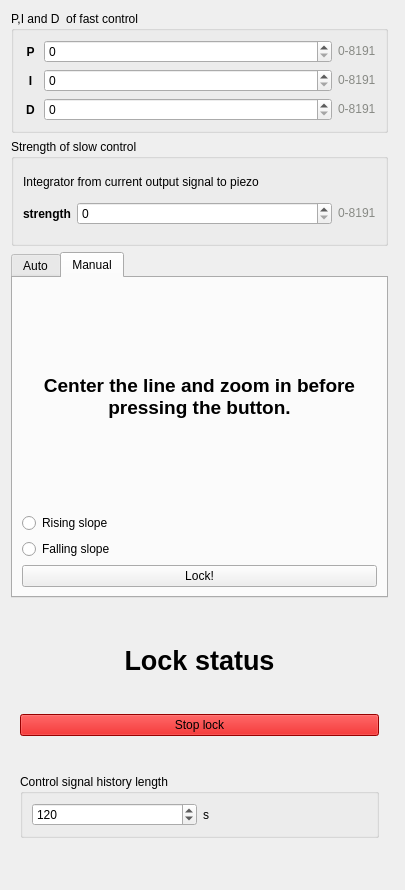
Old version of the form linien/client/ui/locking_panel.ui in the repository linien-org/linien.
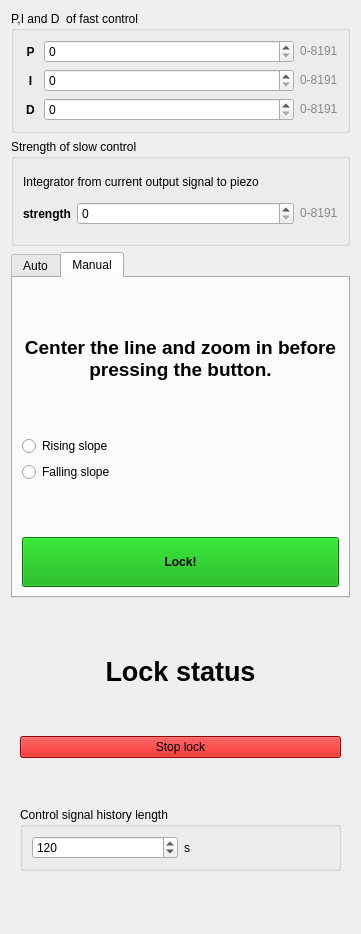
New version of the form. The open tabs and pages were chosen to show the change. Custom widgets are drawn as their Qt base class.

```diff
--- a/linien/client/ui/locking_panel.ui
+++ b/linien/client/ui/locking_panel.ui
@@ -6,8 +6,8 @@
    <rect>
     <x>0</x>
     <y>0</y>
-    <width>405</width>
-    <height>890</height>
+    <width>361</width>
+    <height>934</height>
    </rect>
   </property>
   <property name="sizePolicy">
@@ -21,39 +21,6 @@
   </property>
   <layout class="QVBoxLayout" name="verticalLayout">
    <item>
-    <widget class="QScrollArea" name="scrollArea">
-     <property name="frameShape">
-      <enum>QFrame::NoFrame</enum>
-     </property>
-     <property name="lineWidth">
-      <number>0</number>
-     </property>
-     <property name="widgetResizable">
-      <bool>true</bool>
-     </property>
-     <widget class="QWidget" name="scrollAreaWidgetContents">
-      <property name="geometry">
-       <rect>
-        <x>0</x>
-        <y>0</y>
-        <width>379</width>
-        <height>922</height>
-       </rect>
-      </property>
-      <layout class="QVBoxLayout" name="verticalLayout_3">
-       <property name="leftMargin">
-        <number>0</number>
-       </property>
-       <property name="topMargin">
-        <number>0</number>
-       </property>
-       <property name="rightMargin">
-        <number>6</number>
-       </property>
-       <property name="bottomMargin">
-        <number>0</number>
-       </property>
-       <item>
         <widget class="QGroupBox" name="groupBox_5">
          <property name="sizePolicy">
           <sizepolicy hsizetype="Preferred" vsizetype="Fixed">
@@ -619,8 +586,27 @@
            <string>Manual</string>
           </attribute>
           <layout class="QVBoxLayout" name="verticalLayout_12">
+       <item>
+        <spacer name="verticalSpacer_2">
+         <property name="orientation">
+          <enum>Qt::Vertical</enum>
+         </property>
+         <property name="sizeHint" stdset="0">
+          <size>
+           <width>20</width>
+           <height>0</height>
+          </size>
+         </property>
+        </spacer>
+       </item>
            <item>
             <widget class="QLabel" name="label_6">
+         <property name="sizePolicy">
+          <sizepolicy hsizetype="Preferred" vsizetype="Fixed">
+           <horstretch>0</horstretch>
+           <verstretch>0</verstretch>
+          </sizepolicy>
+         </property>
              <property name="text">
               <string>&lt;html&gt;&lt;head/&gt;&lt;body&gt;&lt;p align=&quot;center&quot;&gt;&lt;span style=&quot; font-size:14pt; font-weight:600;&quot;&gt;Center the line and zoom in before pressing the button.&lt;/span&gt;&lt;/p&gt;&lt;/body&gt;&lt;/html&gt;</string>
              </property>
@@ -635,6 +621,19 @@
              </property>
             </widget>
            </item>
+       <item>
+        <spacer name="verticalSpacer">
+         <property name="orientation">
+          <enum>Qt::Vertical</enum>
+         </property>
+         <property name="sizeHint" stdset="0">
+          <size>
+           <width>20</width>
+           <height>0</height>
+          </size>
+         </property>
+        </spacer>
+       </item>
            <item>
             <widget class="QRadioButton" name="button_slope_rising">
              <property name="text">
@@ -649,8 +648,36 @@
              </property>
             </widget>
            </item>
+       <item>
+        <spacer name="verticalSpacer_3">
+         <property name="orientation">
+          <enum>Qt::Vertical</enum>
+         </property>
+         <property name="sizeHint" stdset="0">
+          <size>
+           <width>20</width>
+           <height>0</height>
+          </size>
+         </property>
+        </spacer>
+       </item>
            <item>
             <widget class="QPushButton" name="manualLockButton">
+         <property name="minimumSize">
+          <size>
+           <width>0</width>
+           <height>50</height>
+          </size>
+         </property>
+         <property name="font">
+          <font>
+           <weight>75</weight>
+           <bold>true</bold>
+          </font>
+         </property>
+         <property name="styleSheet">
+          <string notr="true">background: #00aa00</string>
+         </property>
              <property name="text">
               <string>Lock!</string>
              </property>
@@ -1183,10 +1210,6 @@
            </widget>
           </item>
          </layout>
-        </widget>
-       </item>
-      </layout>
-     </widget>
     </widget>
    </item>
   </layout>
```
Left out of the diff: 16 changed lines with no effect on the pictures. Lines whose indentation alone changed are shown as unchanged.
